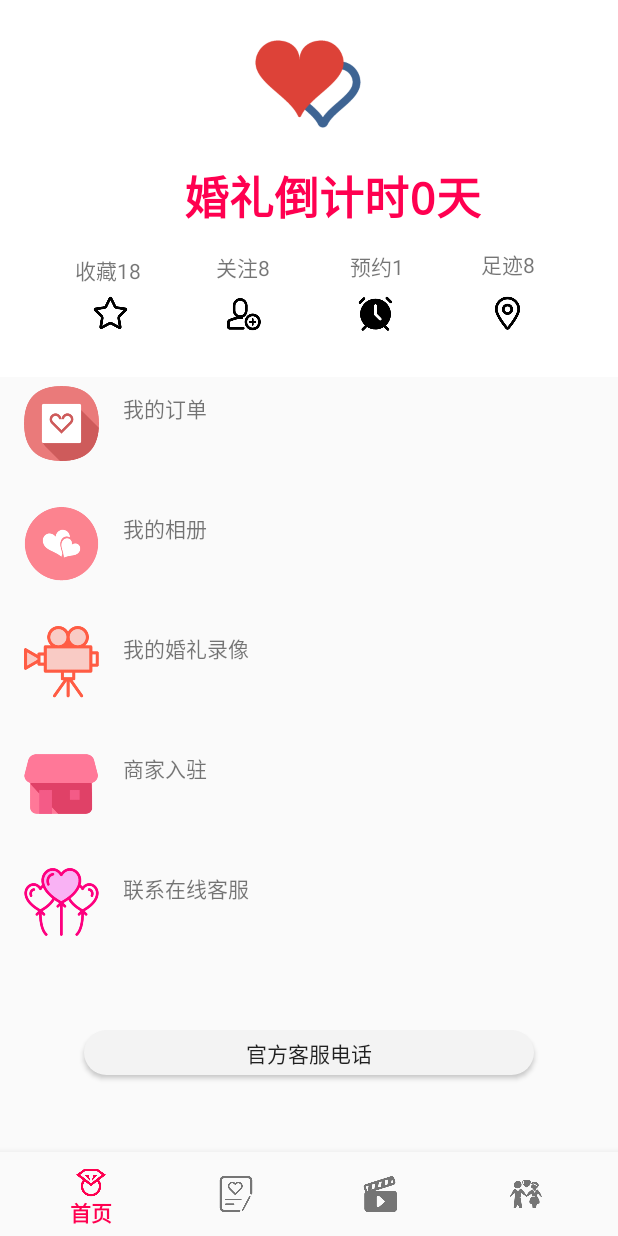
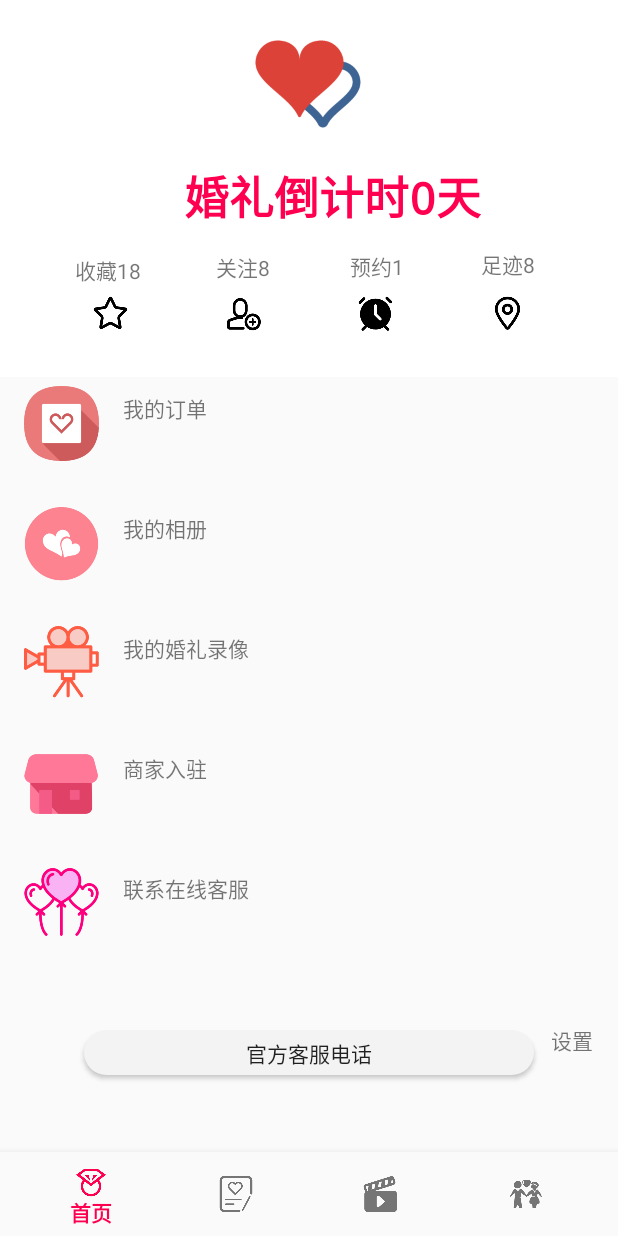
Before and after one commit to yukaida/JYLY, an Android app: the fragment we_fragment placed in its activity, on a phone screen of 412 x 824 dp. Run offline under Robolectric (Android 15) with nearby library versions, the phone set to English and light mode, and no system bars; libraries missing offline, so code that uses them is left out: cn.bmob.v3; 3 statements that could not run were skipped.

Commit message:
添加设置界面

```diff
--- a/app/src/main/java/com/example/administrator/jyly/Activity_add/SplashActivity.java
+++ b/app/src/main/java/com/example/administrator/jyly/Activity_add/SplashActivity.java
@@ -48,6 +48,6 @@ public class SplashActivity extends AppCompatActivity {
             public void run() {
                 handler.sendEmptyMessage(0);
             }
-        },1000);
+        },2000);
     }
 }
--- a/app/src/main/java/com/example/administrator/jyly/we_fragment.java
+++ b/app/src/main/java/com/example/administrator/jyly/we_fragment.java
@@ -27,6 +27,7 @@ import android.widget.DatePicker;
 import android.widget.TextView;
 import android.widget.Toast;
 
+import com.example.administrator.jyly.Activity_add.SetActivity;
 import com.example.administrator.jyly.MyPublish.MyPublishActivity;
 import com.example.administrator.jyly.loginAvtivity.LoginActivity;
 import com.example.administrator.jyly.we.Item;
@@ -56,6 +57,7 @@ public class we_fragment extends Fragment {
     private Calendar calendar;
     private DatePickerDialog datePickerDialog;
 
+    private TextView textView_set;
     public int dayNumber=0;
     private static final String TAG = "we_fragment";
     @Nullable
@@ -123,6 +125,14 @@ public class we_fragment extends Fragment {
             }
         });
 
+        textView_set=view.findViewById(R.id.textView_set);
+        textView_set.setOnClickListener(new View.OnClickListener() {
+            @Override
+            public void onClick(View v) {
+                Intent intent_toSetActivity = new Intent(getActivity(), SetActivity.class);
+                getActivity().startActivity(intent_toSetActivity);
+            }
+        });
         final String channelId = "MarryDay";
         String channelName = "婚礼日期通知";
         int importance = NotificationManager.IMPORTANCE_HIGH;
--- a/app/src/main/res/layout/activity_splash.xml
+++ b/app/src/main/res/layout/activity_splash.xml
@@ -4,8 +4,8 @@
     xmlns:tools="http://schemas.android.com/tools"
     android:layout_width="match_parent"
     android:layout_height="match_parent"
-    tools:context=".Activity_add.SplashActivity"
-    android:background="@drawable/slpashpicture">
+    android:background="@drawable/splashpic"
+    tools:context=".Activity_add.SplashActivity">
 
     <TextView
         android:id="@+id/textView4"
--- a/app/src/main/res/layout/we_fragment.xml
+++ b/app/src/main/res/layout/we_fragment.xml
@@ -183,4 +183,17 @@
 
     </android.support.constraint.ConstraintLayout>
 
+    <TextView
+        android:id="@+id/textView_set"
+        android:layout_width="wrap_content"
+        android:layout_height="wrap_content"
+        android:layout_marginStart="8dp"
+        android:layout_marginEnd="8dp"
+        android:layout_marginBottom="64dp"
+        android:text="设置"
+        app:layout_constraintBottom_toBottomOf="parent"
+        app:layout_constraintEnd_toEndOf="parent"
+        app:layout_constraintHorizontal_bias="0.272"
+        app:layout_constraintStart_toEndOf="@+id/button9" />
+
 </android.support.constraint.ConstraintLayout>
```
Also changed, not shown: app/src/main/AndroidManifest.xml (+3 -4 lines), app/src/main/java/com/example/administrator/jyly/Activity_add/SetActivity.java (added, +33 -0 lines), app/src/main/res/layout/activity_set.xml (added, +50 -0 lines), app/src/main/res/drawable-v24/setpic.png (added), app/src/main/res/drawable-v24/setpic3.png (added), app/src/main/res/drawable-v24/splashpic.png (added).
